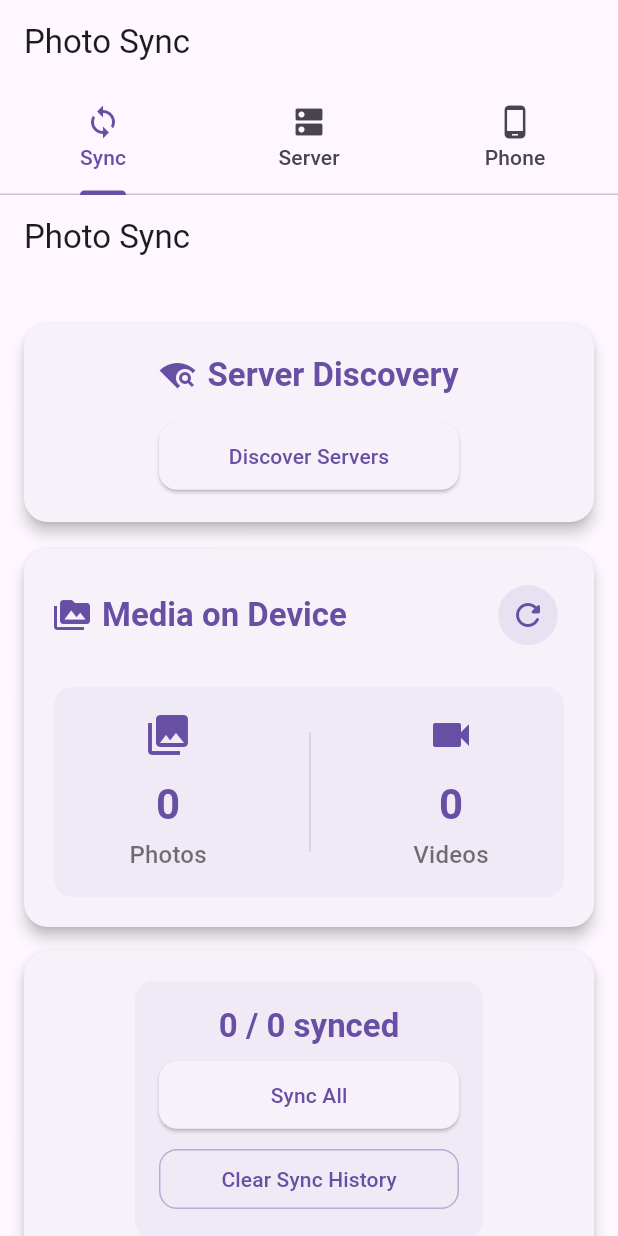
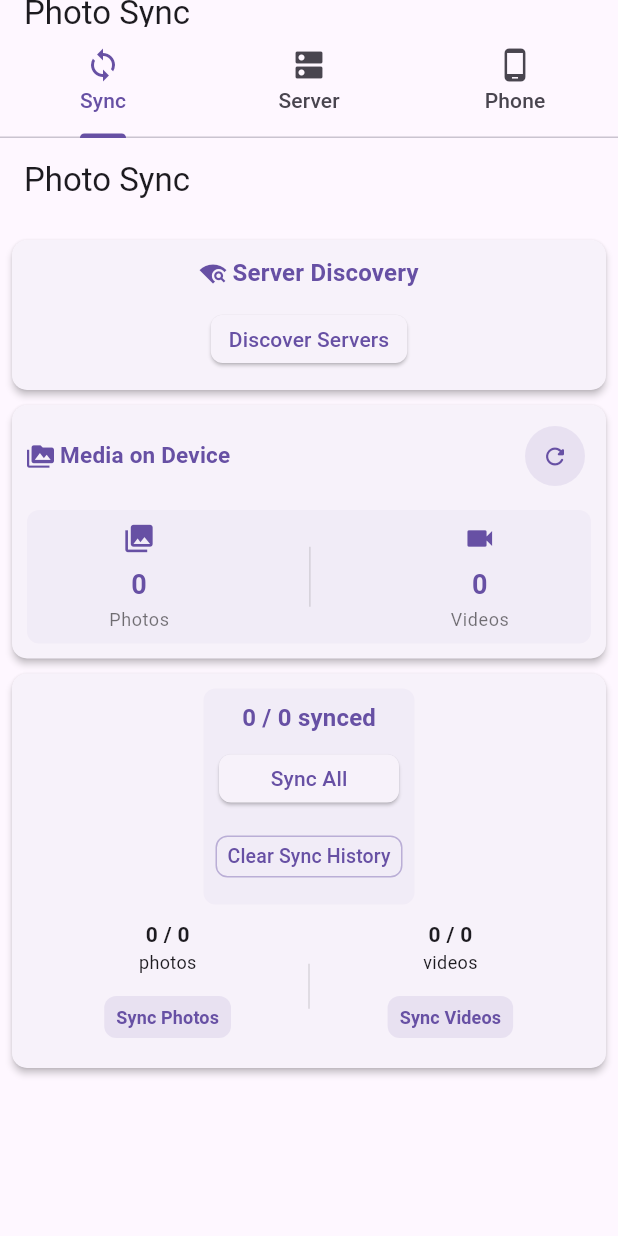
Before and after one commit to caddier/photo_sync, a Flutter app: the screen it shows after launch, on a phone screen of 412 x 824 dp. Run offline on Flutter 3.47's test engine with Material 3 defaults, Android fonts, the phone set to English and light mode, and no system bars; our stand-ins replace sqflite; missing offline and left inert: network_info_plus, photo_manager; accounts and stored records are empty.

Commit message:
fix the number of photos and videos is incorrect after app launched

```diff
--- a/lib/main.dart
+++ b/lib/main.dart
@@ -42,12 +42,15 @@ class MainTabPage extends StatelessWidget {
       child: Scaffold(
         appBar: AppBar(
           title: const Text('Photo Sync'),
-          bottom: const TabBar(
-            tabs: [
-              Tab(text: 'Sync', icon: Icon(Icons.sync)),
-              Tab(text: 'Server', icon: Icon(Icons.dns)),
-              Tab(text: 'Phone', icon: Icon(Icons.phone_android)),
-            ],
+          bottom: const PreferredSize(
+            preferredSize: Size.fromHeight(36), // Reduce tab bar height
+            child: TabBar(
+              tabs: [
+                Tab(text: 'Sync', icon: Icon(Icons.sync)),
+                Tab(text: 'Server', icon: Icon(Icons.dns)),
+                Tab(text: 'Phone', icon: Icon(Icons.phone_android)),
+              ],
+            ),
           ),
         ),
         body: const TabBarView(
@@ -97,6 +100,13 @@ class _SyncPageState extends State<SyncPage> {
   // Synced counts
   int syncedPhotos = 0;
   int syncedVideos = 0;
+
+    @override
+  void initState() {
+    super.initState();
+    _loadMediaCounts();
+    _loadSyncedCounts();
+  }
 
   Future<void> _loadMediaCounts() async {
     bool permissionGranted = await MediaEnumerator.requestPermission();
@@ -492,61 +502,54 @@ class _SyncPageState extends State<SyncPage> {
         child: Center(
           child: Column(
             children: [
-              const SizedBox(height: 30),
-
-              // -----------------------------
-              // Discover Servers Card
-              // -----------------------------
+              const SizedBox(height: 12),
               Card(
-                margin: const EdgeInsets.symmetric(horizontal: 16),
-                elevation: 4,
+                margin: const EdgeInsets.symmetric(horizontal: 8),
+                elevation: 2,
                 shape: RoundedRectangleBorder(
-                  borderRadius: BorderRadius.circular(16),
+                  borderRadius: BorderRadius.circular(10),
                 ),
                 child: Padding(
-                  padding: const EdgeInsets.all(20),
+                  padding: const EdgeInsets.all(10),
                   child: Column(
                     children: [
                       Row(
                         mainAxisAlignment: MainAxisAlignment.center,
                         children: [
                           Icon(Icons.wifi_find,
-                            size: 24,
+                            size: 18,
                             color: Theme.of(context).primaryColor,
                           ),
-                          const SizedBox(width: 8),
+                          const SizedBox(width: 4),
                           Text(
                             "Server Discovery",
-                            style: Theme.of(context).textTheme.titleLarge?.copyWith(
+                            style: Theme.of(context).textTheme.titleMedium?.copyWith(
                               fontWeight: FontWeight.bold,
                               color: Theme.of(context).primaryColor,
+                              fontSize: 16,
                             ),
                           ),
                         ],
                       ),
-                      const SizedBox(height: 16),
+                      const SizedBox(height: 8),
                       ElevatedButton(
                         onPressed: discoverServers,
                         style: ElevatedButton.styleFrom(
-                          minimumSize: const Size(200, 45),
+                          minimumSize: const Size(120, 32),
+                          padding: const EdgeInsets.symmetric(vertical: 6, horizontal: 12),
                           shape: RoundedRectangleBorder(
-                            borderRadius: BorderRadius.circular(12),
+                            borderRadius: BorderRadius.circular(8),
                           ),
                         ),
-                        child: const Text("Discover Servers"),
+                        child: const Text("Discover Servers", style: TextStyle(fontSize: 14)),
                       ),
                     ],
                   ),
                 ),
               ),
-
-              const SizedBox(height: 10),
-
-              // -----------------------------
-              // Discovered server list
-              // -----------------------------
+              const SizedBox(height: 6),
               if (discoveredServers.isNotEmpty) ...[
-                const SizedBox(height: 10),
+                const SizedBox(height: 6),
                 Column(
                   children: discoveredServers.map((server) {
                     return Row(
@@ -555,24 +558,24 @@ class _SyncPageState extends State<SyncPage> {
                         Checkbox(
                           value: selectedServer?.deviceName == server.deviceName,
                           onChanged: (_) => selectServer(server),
+                          visualDensity: VisualDensity.compact,
                         ),
-                        Text(server.deviceName),
+                        Text(server.deviceName, style: const TextStyle(fontSize: 13)),
                       ],
                     );
                   }).toList(),
                 ),
-                const SizedBox(height: 20),
+                const SizedBox(height: 10),
               ] else
-                const SizedBox(height: 8),
-
+                const SizedBox(height: 4),
               Card(
-                margin: const EdgeInsets.symmetric(horizontal: 16),
-                elevation: 4,
+                margin: const EdgeInsets.symmetric(horizontal: 8),
+                elevation: 2,
                 shape: RoundedRectangleBorder(
-                  borderRadius: BorderRadius.circular(16),
+                  borderRadius: BorderRadius.circular(10),
                 ),
                 child: Padding(
-                  padding: const EdgeInsets.all(20),
+                  padding: const EdgeInsets.all(10),
                   child: Column(
                     children: [
                       Row(
@@ -581,15 +584,16 @@ class _SyncPageState extends State<SyncPage> {
                           Row(
                             children: [
                               Icon(Icons.perm_media,
-                                size: 24,
+                                size: 18,
                                 color: Theme.of(context).primaryColor,
                               ),
-                              const SizedBox(width: 8),
+                              const SizedBox(width: 4),
                               Text(
                                 "Media on Device",
-                                style: Theme.of(context).textTheme.titleLarge?.copyWith(
+                                style: Theme.of(context).textTheme.titleMedium?.copyWith(
                                   fontWeight: FontWeight.bold,
                                   color: Theme.of(context).primaryColor,
+                                  fontSize: 15,
                                 ),
                               ),
                             ],
@@ -598,21 +602,23 @@ class _SyncPageState extends State<SyncPage> {
                             onPressed: _loadMediaCounts,
                             icon: Icon(
                               Icons.refresh_rounded,
+                              size: 18,
                               color: Theme.of(context).primaryColor,
                             ),
                             tooltip: "Refresh Media Count",
                             style: IconButton.styleFrom(
                               backgroundColor: Theme.of(context).primaryColor.withOpacity(0.1),
+                              padding: const EdgeInsets.all(4),
                             ),
                           ),
                         ],
                       ),
-                      const SizedBox(height: 24),
+                      const SizedBox(height: 12),
                       Container(
-                        padding: const EdgeInsets.all(16),
+                        padding: const EdgeInsets.all(8),
                         decoration: BoxDecoration(
-                          borderRadius: BorderRadius.circular(12),
-                          color: Theme.of(context).primaryColor.withOpacity(0.05),
+                          borderRadius: BorderRadius.circular(8),
+                          color: Theme.of(context).primaryColor.withOpacity(0.04),
                         ),
                         child: Row(
                           mainAxisAlignment: MainAxisAlignment.spaceAround,
@@ -620,49 +626,51 @@ class _SyncPageState extends State<SyncPage> {
                             Column(
                               children: [
                                 Icon(Icons.photo_library,
-                                  size: 32,
+                                  size: 22,
                                   color: Theme.of(context).primaryColor,
                                 ),
-                                const SizedBox(height: 12),
+                                const SizedBox(height: 6),
                                 Text(
                                   totalPhotos.toString(),
-                                  style: Theme.of(context).textTheme.headlineMedium?.copyWith(
+                                  style: Theme.of(context).textTheme.titleMedium?.copyWith(
                                     fontWeight: FontWeight.bold,
                                     color: Theme.of(context).primaryColor,
+                                    fontSize: 18,
                                   ),
                                 ),
-                                const SizedBox(height: 4),
+                                const SizedBox(height: 2),
                                 Text(
                                   "Photos",
-                                  style: Theme.of(context).textTheme.titleMedium?.copyWith(
+                                  style: Theme.of(context).textTheme.bodySmall?.copyWith(
                                     color: Colors.black54,
                                   ),
                                 ),
                               ],
                             ),
                             Container(
-                              height: 80,
+                              height: 40,
                               width: 1,
                               color: Colors.black12,
                             ),
                             Column(
                               children: [
                                 Icon(Icons.videocam,
-                                  size: 32,
+                                  size: 22,
                                   color: Theme.of(context).primaryColor,
                                 ),
-                                const SizedBox(height: 12),
+                                const SizedBox(height: 6),
                                 Text(
                                   totalVideos.toString(),
-                                  style: Theme.of(context).textTheme.headlineMedium?.copyWith(
+                                  style: Theme.of(context).textTheme.titleMedium?.copyWith(
                                     fontWeight: FontWeight.bold,
                                     color: Theme.of(context).primaryColor,
+                                    fontSize: 18,
                                   ),
                                 ),
-                                const SizedBox(height: 4),
+                                const SizedBox(height: 2),
                                 Text(
                                   "Videos",
-                                  style: Theme.of(context).textTheme.titleMedium?.copyWith(
+                                  style: Theme.of(context).textTheme.bodySmall?.copyWith(
                                     color: Colors.black54,
                                   ),
                                 ),
@@ -675,37 +683,36 @@ class _SyncPageState extends State<SyncPage> {
                   ),
                 ),
               ),
-
-              const SizedBox(height: 16),
+              const SizedBox(height: 10),
               Card(
-                margin: const EdgeInsets.symmetric(horizontal: 16),
-                elevation: 4,
+                margin: const EdgeInsets.symmetric(horizontal: 8),
+                elevation: 2,
                 shape: RoundedRectangleBorder(
-                  borderRadius: BorderRadius.circular(16),
+                  borderRadius: BorderRadius.circular(10),
                 ),
                 child: Padding(
-                  padding: const EdgeInsets.all(20),
+                  padding: const EdgeInsets.all(10),
                   child: Column(
                     children: [
-                      // Sync All Section
                       Container(
-                        padding: const EdgeInsets.all(16),
+                        padding: const EdgeInsets.all(8),
                         decoration: BoxDecoration(
-                          color: Theme.of(context).primaryColor.withOpacity(0.05),
-                          borderRadius: BorderRadius.circular(12),
+                          color: Theme.of(context).primaryColor.withOpacity(0.04),
+                          borderRadius: BorderRadius.circular(8),
                         ),
                         child: Column(
                           children: [
                             Text(
                               "$syncedAll / $totalAll synced",
-                              style: Theme.of(context).textTheme.titleLarge?.copyWith(
+                              style: Theme.of(context).textTheme.titleMedium?.copyWith(
                                 fontWeight: FontWeight.bold,
                                 color: Theme.of(context).primaryColor,
+                                fontSize: 16,
                               ),
                             ),
-                            const SizedBox(height: 8),
+                            const SizedBox(height: 4),
                             if (_syncStatus != null) ...[
-                              const SizedBox(height: 8),
+                              const SizedBox(height: 4),
                               Row(
                                 children: [
                                   Expanded(
@@ -717,7 +724,7 @@ class _SyncPageState extends State<SyncPage> {
                                       ),
                                     ),
                                   ),
-                                  const SizedBox(width: 16),
+                                  const SizedBox(width: 8),
                                   IconButton(
                                     onPressed: () {
                                       setState(() {
@@ -728,106 +735,117 @@ class _SyncPageState extends State<SyncPage> {
                                     icon: const Icon(Icons.stop_circle_outlined),
                                     color: Colors.red,
                                     tooltip: 'Stop sync',
+                                    iconSize: 20,
                                   ),
                                 ],
                               ),
-                              const SizedBox(height: 8),
+                              const SizedBox(height: 4),
                               Text(
                                 _syncStatus!,
-                                style: Theme.of(context).textTheme.bodyMedium?.copyWith(
+                                style: Theme.of(context).textTheme.bodySmall?.copyWith(
                                   color: Theme.of(context).primaryColor,
                                 ),
                                 textAlign: TextAlign.center,
                               ),
-                              const SizedBox(height: 8),
+                              const SizedBox(height: 4),
                             ],
                             ElevatedButton(
                               onPressed: _isSyncing ? null : syncAll,
                               style: ElevatedButton.styleFrom(
-                                minimumSize: const Size(200, 45),
+                                minimumSize: const Size(120, 32),
+                                padding: const EdgeInsets.symmetric(vertical: 6, horizontal: 12),
                                 shape: RoundedRectangleBorder(
-                                  borderRadius: BorderRadius.circular(12),
+                                  borderRadius: BorderRadius.circular(8),
                                 ),
                               ),
-                              child: Text(_isSyncing ? "Syncing..." : "Sync All"),
+                              child: Text(_isSyncing ? "Syncing..." : "Sync All", style: const TextStyle(fontSize: 14)),
                             ),
-                            const SizedBox(height: 8),
+                            const SizedBox(height: 4),
                             OutlinedButton(
                               onPressed: _isSyncing ? null : _clearSyncHistory,
                               style: OutlinedButton.styleFrom(
-                                minimumSize: const Size(200, 40),
+                                minimumSize: const Size(120, 28),
+                                padding: const EdgeInsets.symmetric(vertical: 4, horizontal: 8),
                                 side: BorderSide(color: Theme.of(context).primaryColor.withOpacity(0.4)),
                                 shape: RoundedRectangleBorder(
-                                  borderRadius: BorderRadius.circular(12),
+                                  borderRadius: BorderRadius.circular(8),
                                 ),
                               ),
                               child: Text(
                                 'Clear Sync History',
-                                style: TextStyle(color: Theme.of(context).primaryColor),
+                                style: TextStyle(color: Theme.of(context).primaryColor, fontSize: 13),
                               ),
                             ),
                           ],
                         ),
                       ),
-                      const SizedBox(height: 24),
-
-                      // Individual Sync Options
+                      const SizedBox(height: 10),
                       Row(
                         children: [
-                          // Photos Section
                           Expanded(
                             child: Column(
                               children: [
                                 Text(
                                   "$syncedPhotos / $totalPhotos",
-                                  style: Theme.of(context).textTheme.titleMedium?.copyWith(
+                                  style: Theme.of(context).textTheme.bodyMedium?.copyWith(
                                     fontWeight: FontWeight.bold,
+                                    fontSize: 14,
                                   ),
                                 ),
-                                const Text("photos"),
-                                const SizedBox(height: 8),
+                                const Text("photos", style: TextStyle(fontSize: 12)),
+                                const SizedBox(height: 4),
                                 ElevatedButton(
                                   onPressed: _isSyncing ? null : syncPhotos,
                                   style: ElevatedButton.styleFrom(
                                     backgroundColor: Theme.of(context).primaryColor.withOpacity(0.1),
                                     foregroundColor: Theme.of(context).primaryColor,
                                     elevation: 0,
+                                    minimumSize: const Size(80, 28),
+                                    padding: const EdgeInsets.symmetric(vertical: 4, horizontal: 8),
+                                    shape: RoundedRectangleBorder(
+                                      borderRadius: BorderRadius.circular(8),
+                                    ),
                                   ),
                                   child: Text(
                                     _isSyncing ? "Syncing..." : "Sync Photos",
-                                    style: const TextStyle(fontWeight: FontWeight.bold),
+                                    style: const TextStyle(fontWeight: FontWeight.bold, fontSize: 12),
                                   ),
                                 ),
                               ],
                             ),
                           ),
                           Container(
-                            height: 80,
+                            height: 30,
                             width: 1,
                             color: Colors.black12,
                           ),
-                          // Videos Section
                           Expanded(
                             child: Column(
                               children: [
                                 Text(
                                   "$syncedVideos / $totalVideos",
-                                  style: Theme.of(context).textTheme.titleMedium?.copyWith(
+                                  style: Theme.of(context).textTheme.bodyMedium?.copyWith(
                                     fontWeight: FontWeight.bold,
+                                    fontSize: 14,
                                   ),
                                 ),
-                                const Text("videos"),
-                                const SizedBox(height: 8),
+                                const Text("videos", style: TextStyle(fontSize: 12)),
+                                const SizedBox(height: 4),
                                 ElevatedButton(
                                   onPressed: _isSyncing ? null : syncVideos,
                                   style: ElevatedButton.styleFrom(
                                     backgroundColor: Theme.of(context).primaryColor.withOpacity(0.1),
                                     foregroundColor: Theme.of(context).primaryColor,
                                     elevation: 0,
+                                    minimumSize: const Size(80, 28),
+                                    padding: const EdgeInsets.symmetric(vertical: 4, horizontal: 8),
+                                    shape: RoundedRectangleBorder(
+                                      borderRadius: BorderRadius.circular(8),
+                                    ),
                                   ),
                                   child: Text(
                                     _isSyncing ? "Syncing..." : "Sync Videos",
-                                    style: const TextStyle(fontWeight: FontWeight.bold),
+                                    style: const TextStyle(fontWeight: FontWeight.bold, fontSize: 12),
                                   ),
                                 ),
                               ],
@@ -839,7 +857,7 @@ class _SyncPageState extends State<SyncPage> {
                   ),
                 ),
               ),
-              const SizedBox(height: 40),
+              const SizedBox(height: 16),
             ],
           ),
         ),
```
